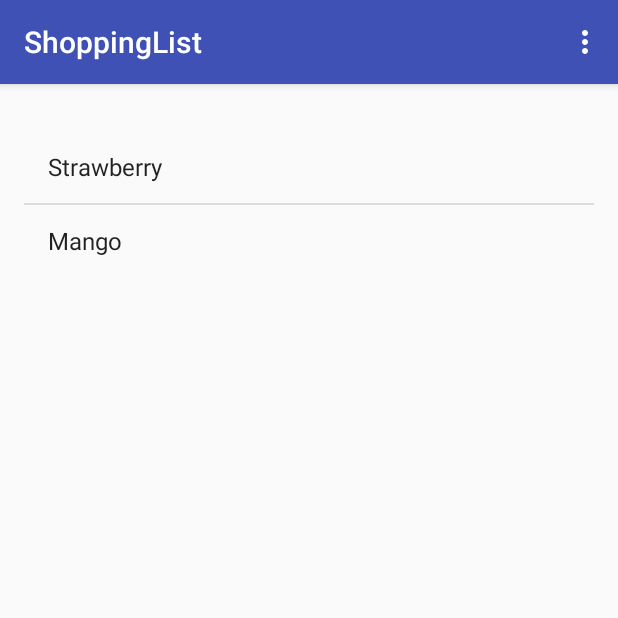
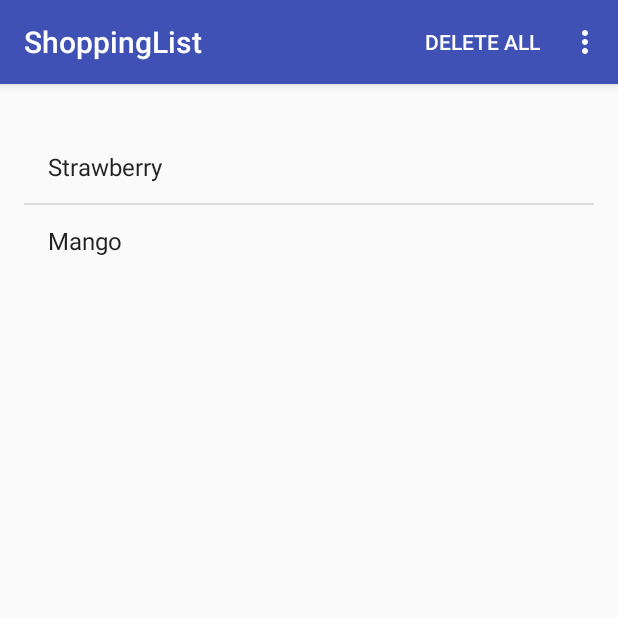
Before and after one commit to lisathe/MAD, an Android app: the screen it shows after launch (ListActivity), on a phone screen of 412 x 824 dp, the top half of it. Run offline under Robolectric (Android 15) with nearby library versions, the phone set to English and light mode, and no system bars.

Commit message:
Step 3.1: Creating a ToolBar menu

```diff
--- a/Opdracht-1.2-ShoppingList/ShoppingList/app/src/main/res/menu/menu_list.xml
+++ b/Opdracht-1.2-ShoppingList/ShoppingList/app/src/main/res/menu/menu_list.xml
@@ -7,4 +7,8 @@
         android:orderInCategory="100"
         android:title="@string/action_settings"
         app:showAsAction="never" />
+
+    <item android:id="@+id/action_bar_menu_delete_all"
+        android:title="Delete all"
+        app:showAsAction="ifRoom" />
 </menu>
```
